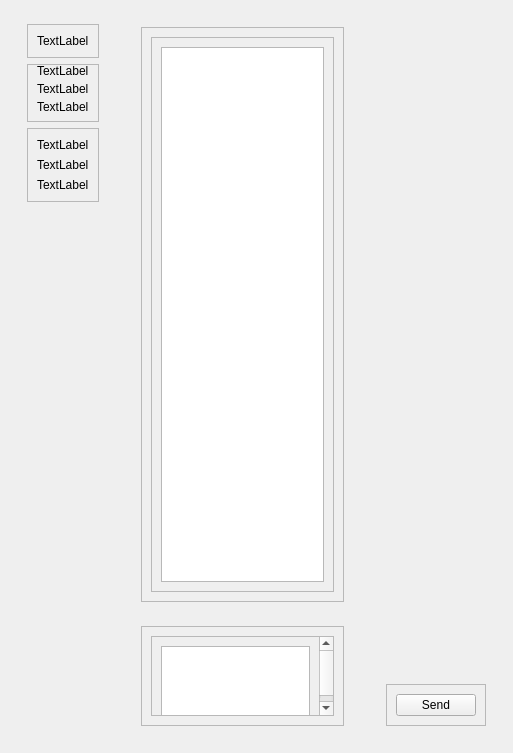
Qt form mainwindow.ui (CarsonTSmith/GrackleQtClient) before a commit.
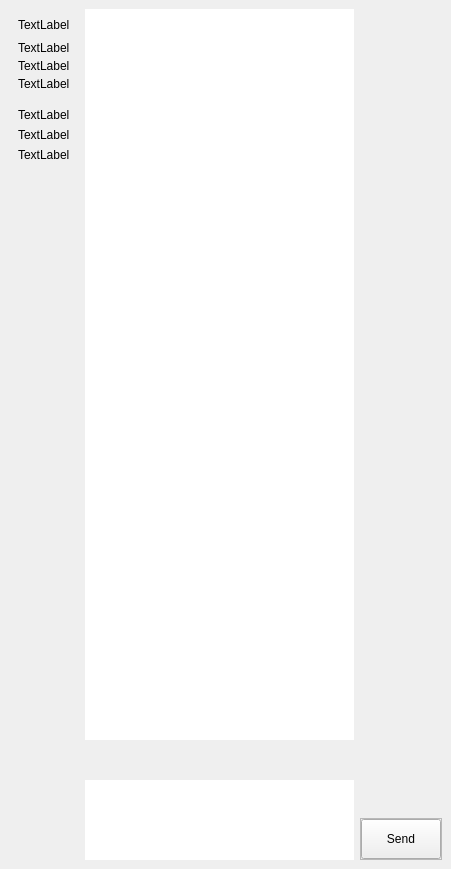
The same form after that commit.

What changed in the file:
```diff
--- a/mainwindow.ui
+++ b/mainwindow.ui
@@ -6,8 +6,8 @@
    <rect>
     <x>0</x>
     <y>0</y>
-    <width>513</width>
-    <height>753</height>
+    <width>451</width>
+    <height>869</height>
    </rect>
   </property>
   <property name="windowTitle">
@@ -18,19 +18,49 @@
     <item>
      <widget class="QWidget" name="left_menu_container" native="true">
       <layout class="QVBoxLayout" name="verticalLayout">
+       <property name="spacing">
+        <number>0</number>
+       </property>
+       <property name="leftMargin">
+        <number>0</number>
+       </property>
+       <property name="topMargin">
+        <number>0</number>
+       </property>
+       <property name="rightMargin">
+        <number>0</number>
+       </property>
+       <property name="bottomMargin">
+        <number>0</number>
+       </property>
        <item alignment="Qt::AlignTop">
         <widget class="QWidget" name="left_menu_subcontainer" native="true">
-         <layout class="QVBoxLayout" name="verticalLayout_2" stretch="1,1,1">
+         <layout class="QVBoxLayout" name="verticalLayout_2" stretch="1,5,10">
+          <property name="spacing">
+           <number>0</number>
+          </property>
+          <property name="leftMargin">
+           <number>0</number>
+          </property>
           <property name="topMargin">
-           <number>6</number>
+           <number>0</number>
+          </property>
+          <property name="rightMargin">
+           <number>0</number>
+          </property>
+          <property name="bottomMargin">
+           <number>0</number>
           </property>
           <item alignment="Qt::AlignTop">
            <widget class="QFrame" name="frame">
             <property name="frameShape">
-             <enum>QFrame::StyledPanel</enum>
+             <enum>QFrame::NoFrame</enum>
             </property>
             <property name="frameShadow">
-             <enum>QFrame::Raised</enum>
+             <enum>QFrame::Plain</enum>
+            </property>
+            <property name="lineWidth">
+             <number>0</number>
             </property>
             <layout class="QVBoxLayout" name="verticalLayout_3">
              <item>
@@ -55,10 +85,10 @@
              </size>
             </property>
             <property name="frameShape">
-             <enum>QFrame::StyledPanel</enum>
+             <enum>QFrame::NoFrame</enum>
             </property>
             <property name="frameShadow">
-             <enum>QFrame::Raised</enum>
+             <enum>QFrame::Plain</enum>
             </property>
             <property name="lineWidth">
              <number>0</number>
@@ -94,10 +124,10 @@
           <item>
            <widget class="QFrame" name="frame_3">
             <property name="frameShape">
-             <enum>QFrame::StyledPanel</enum>
+             <enum>QFrame::NoFrame</enum>
             </property>
             <property name="frameShadow">
-             <enum>QFrame::Raised</enum>
+             <enum>QFrame::Plain</enum>
             </property>
             <layout class="QVBoxLayout" name="verticalLayout_5">
              <item>
@@ -132,24 +162,81 @@
     </item>
     <item>
      <widget class="QWidget" name="main_menu_container" native="true">
-      <layout class="QVBoxLayout" name="verticalLayout_6" stretch="15,3">
+      <property name="autoFillBackground">
+       <bool>false</bool>
+      </property>
+      <layout class="QVBoxLayout" name="verticalLayout_6" stretch="15,0,3">
+       <property name="spacing">
+        <number>0</number>
+       </property>
+       <property name="leftMargin">
+        <number>0</number>
+       </property>
+       <property name="topMargin">
+        <number>0</number>
+       </property>
+       <property name="rightMargin">
+        <number>0</number>
+       </property>
+       <property name="bottomMargin">
+        <number>0</number>
+       </property>
        <item>
-        <widget class="QWidget" name="widget" native="true">
-         <layout class="QHBoxLayout" name="horizontalLayout_2">
+        <widget class="QWidget" name="chat_messages_container" native="true">
+         <layout class="QVBoxLayout" name="verticalLayout_13">
+          <property name="spacing">
+           <number>0</number>
+          </property>
+          <property name="leftMargin">
+           <number>0</number>
+          </property>
+          <property name="topMargin">
+           <number>0</number>
+          </property>
+          <property name="rightMargin">
+           <number>0</number>
+          </property>
+          <property name="bottomMargin">
+           <number>0</number>
+          </property>
           <item>
-           <widget class="QFrame" name="frame_4">
+           <widget class="QFrame" name="chat_messages_subcontainer">
             <property name="frameShape">
-             <enum>QFrame::StyledPanel</enum>
+             <enum>QFrame::NoFrame</enum>
             </property>
             <property name="frameShadow">
-             <enum>QFrame::Raised</enum>
+             <enum>QFrame::Plain</enum>
             </property>
             <property name="lineWidth">
              <number>0</number>
             </property>
-            <layout class="QHBoxLayout" name="horizontalLayout_3">
+            <layout class="QVBoxLayout" name="verticalLayout_12">
+             <property name="spacing">
+              <number>0</number>
+             </property>
+             <property name="leftMargin">
+              <number>0</number>
+             </property>
+             <property name="topMargin">
+              <number>0</number>
+             </property>
+             <property name="rightMargin">
+              <number>0</number>
+             </property>
+             <property name="bottomMargin">
+              <number>0</number>
+             </property>
              <item>
               <widget class="QScrollArea" name="scrollArea">
+               <property name="frameShape">
+                <enum>QFrame::NoFrame</enum>
+               </property>
+               <property name="frameShadow">
+                <enum>QFrame::Plain</enum>
+               </property>
+               <property name="lineWidth">
+                <number>0</number>
+               </property>
                <property name="widgetResizable">
                 <bool>true</bool>
                </property>
@@ -158,13 +245,37 @@
                  <rect>
                   <x>0</x>
                   <y>0</y>
-                  <width>260</width>
-                  <height>576</height>
+                  <width>300</width>
+                  <height>737</height>
                  </rect>
                 </property>
                 <layout class="QHBoxLayout" name="horizontalLayout_7">
+                 <property name="spacing">
+                  <number>0</number>
+                 </property>
+                 <property name="leftMargin">
+                  <number>0</number>
+                 </property>
+                 <property name="topMargin">
+                  <number>0</number>
+                 </property>
+                 <property name="rightMargin">
+                  <number>0</number>
+                 </property>
+                 <property name="bottomMargin">
+                  <number>0</number>
+                 </property>
                  <item>
                   <widget class="QPlainTextEdit" name="chat_messages">
+                   <property name="frameShape">
+                    <enum>QFrame::NoFrame</enum>
+                   </property>
+                   <property name="frameShadow">
+                    <enum>QFrame::Plain</enum>
+                   </property>
+                   <property name="lineWidth">
+                    <number>0</number>
+                   </property>
                    <property name="readOnly">
                     <bool>true</bool>
                    </property>
@@ -180,20 +291,81 @@
          </layout>
         </widget>
        </item>
+       <item>
+        <spacer name="verticalSpacer">
+         <property name="orientation">
+          <enum>Qt::Vertical</enum>
+         </property>
+         <property name="sizeHint" stdset="0">
+          <size>
+           <width>20</width>
+           <height>40</height>
+          </size>
+         </property>
+        </spacer>
+       </item>
        <item>
         <widget class="QWidget" name="send_buffer_container" native="true">
+         <property name="maximumSize">
+          <size>
+           <width>16777215</width>
+           <height>80</height>
+          </size>
+         </property>
          <layout class="QVBoxLayout" name="verticalLayout_8">
+          <property name="spacing">
+           <number>0</number>
+          </property>
+          <property name="leftMargin">
+           <number>0</number>
+          </property>
+          <property name="topMargin">
+           <number>0</number>
+          </property>
+          <property name="rightMargin">
+           <number>0</number>
+          </property>
+          <property name="bottomMargin">
+           <number>0</number>
+          </property>
           <item>
            <widget class="QFrame" name="frame_5">
             <property name="frameShape">
-             <enum>QFrame::StyledPanel</enum>
+             <enum>QFrame::NoFrame</enum>
             </property>
             <property name="frameShadow">
-             <enum>QFrame::Raised</enum>
+             <enum>QFrame::Plain</enum>
+            </property>
+            <property name="lineWidth">
+             <number>0</number>
             </property>
             <layout class="QVBoxLayout" name="verticalLayout_11">
+             <property name="spacing">
+              <number>0</number>
+             </property>
+             <property name="leftMargin">
+              <number>0</number>
+             </property>
+             <property name="topMargin">
+              <number>0</number>
+             </property>
+             <property name="rightMargin">
+              <number>0</number>
+             </property>
+             <property name="bottomMargin">
+              <number>0</number>
+             </property>
              <item>
               <widget class="QScrollArea" name="scrollArea_2">
+               <property name="frameShape">
+                <enum>QFrame::NoFrame</enum>
+               </property>
+               <property name="frameShadow">
+                <enum>QFrame::Plain</enum>
+               </property>
+               <property name="lineWidth">
+                <number>0</number>
+               </property>
                <property name="widgetResizable">
                 <bool>true</bool>
                </property>
@@ -202,11 +374,26 @@
                  <rect>
                   <x>0</x>
                   <y>0</y>
-                  <width>260</width>
-                  <height>93</height>
+                  <width>300</width>
+                  <height>80</height>
                  </rect>
                 </property>
                 <layout class="QHBoxLayout" name="horizontalLayout_6">
+                 <property name="spacing">
+                  <number>0</number>
+                 </property>
+                 <property name="leftMargin">
+                  <number>0</number>
+                 </property>
+                 <property name="topMargin">
+                  <number>0</number>
+                 </property>
+                 <property name="rightMargin">
+                  <number>0</number>
+                 </property>
+                 <property name="bottomMargin">
+                  <number>0</number>
+                 </property>
                  <item>
                   <widget class="QPlainTextEdit" name="send_buffer">
                    <property name="minimumSize">
@@ -221,6 +408,15 @@
                      <height>16700000</height>
                     </size>
                    </property>
+                   <property name="frameShape">
+                    <enum>QFrame::NoFrame</enum>
+                   </property>
+                   <property name="frameShadow">
+                    <enum>QFrame::Plain</enum>
+                   </property>
+                   <property name="lineWidth">
+                    <number>0</number>
+                   </property>
                   </widget>
                  </item>
                 </layout>
@@ -236,15 +432,45 @@
       </layout>
      </widget>
     </item>
-    <item alignment="Qt::AlignLeft">
+    <item>
      <widget class="QWidget" name="righ_menu_container" native="true">
       <layout class="QVBoxLayout" name="verticalLayout_7" stretch="15,0">
+       <property name="spacing">
+        <number>0</number>
+       </property>
+       <property name="leftMargin">
+        <number>0</number>
+       </property>
+       <property name="topMargin">
+        <number>0</number>
+       </property>
+       <property name="rightMargin">
+        <number>0</number>
+       </property>
+       <property name="bottomMargin">
+        <number>0</number>
+       </property>
        <item>
         <widget class="QWidget" name="widget_3" native="true">
-         <layout class="QHBoxLayout" name="horizontalLayout_4">
+         <layout class="QVBoxLayout" name="verticalLayout_14">
           <item>
            <widget class="QWidget" name="widget_5" native="true">
             <layout class="QHBoxLayout" name="horizontalLayout_5">
+             <property name="spacing">
+              <number>0</number>
+             </property>
+             <property name="leftMargin">
+              <number>0</number>
+             </property>
+             <property name="topMargin">
+              <number>0</number>
+             </property>
+             <property name="rightMargin">
+              <number>0</number>
+             </property>
+             <property name="bottomMargin">
+              <number>0</number>
+             </property>
              <item alignment="Qt::AlignTop">
               <widget class="QFrame" name="frame_6">
                <property name="frameShape">
@@ -264,6 +490,21 @@
        <item>
         <widget class="QWidget" name="widget_4" native="true">
          <layout class="QVBoxLayout" name="verticalLayout_9">
+          <property name="spacing">
+           <number>0</number>
+          </property>
+          <property name="leftMargin">
+           <number>0</number>
+          </property>
+          <property name="topMargin">
+           <number>0</number>
+          </property>
+          <property name="rightMargin">
+           <number>0</number>
+          </property>
+          <property name="bottomMargin">
+           <number>0</number>
+          </property>
           <item>
            <widget class="QFrame" name="frame_7">
             <property name="frameShape">
@@ -273,8 +514,35 @@
              <enum>QFrame::Raised</enum>
             </property>
             <layout class="QVBoxLayout" name="verticalLayout_10">
+             <property name="spacing">
+              <number>0</number>
+             </property>
+             <property name="leftMargin">
+              <number>0</number>
+             </property>
+             <property name="topMargin">
+              <number>0</number>
+             </property>
+             <property name="rightMargin">
+              <number>0</number>
+             </property>
+             <property name="bottomMargin">
+              <number>0</number>
+             </property>
              <item>
               <widget class="QPushButton" name="send_button">
+               <property name="minimumSize">
+                <size>
+                 <width>40</width>
+                 <height>40</height>
+                </size>
+               </property>
+               <property name="maximumSize">
+                <size>
+                 <width>16777215</width>
+                 <height>16777215</height>
+                </size>
+               </property>
                <property name="text">
                 <string>Send</string>
                </property>
```
